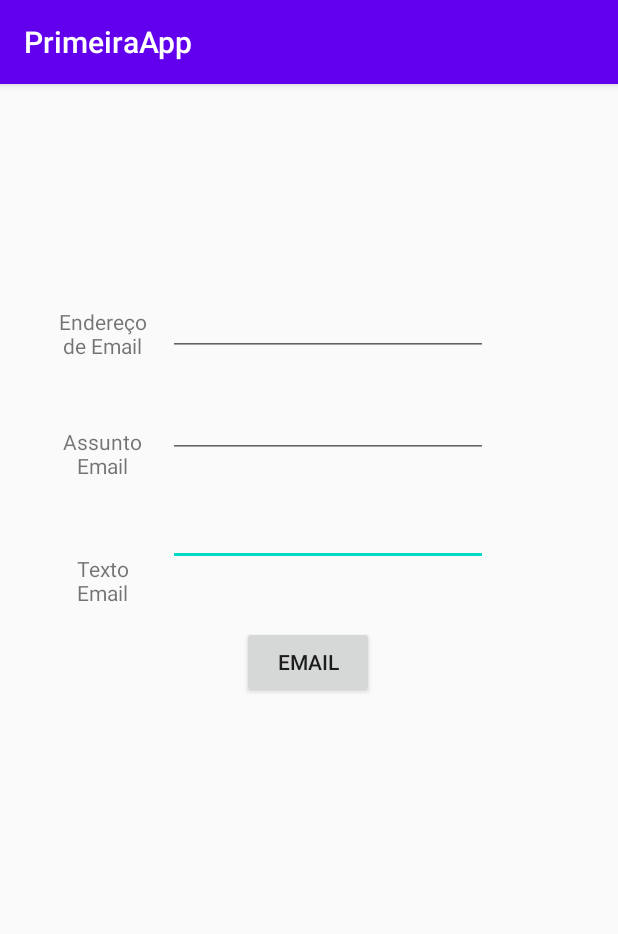
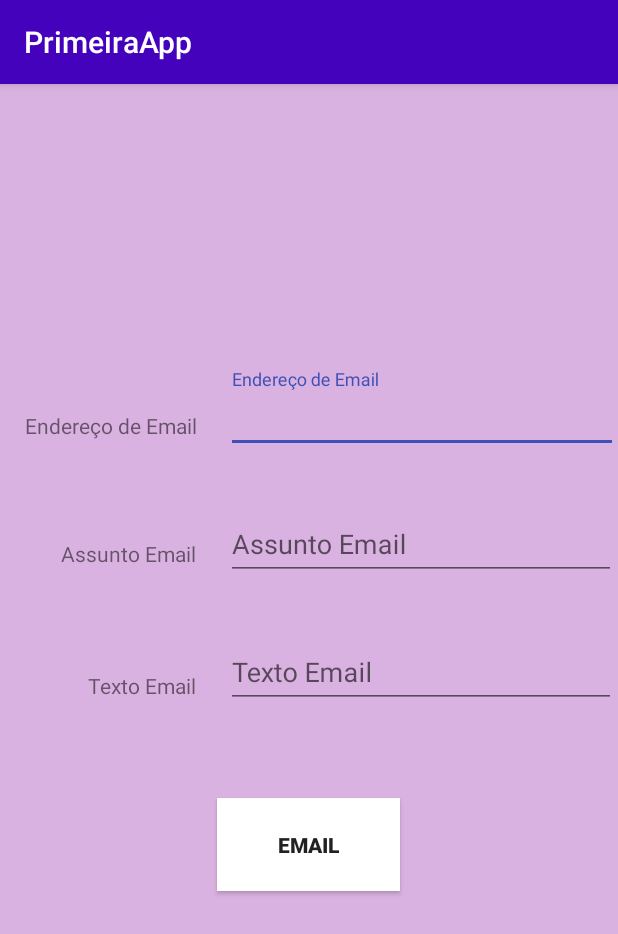
Before and after one commit to IvanYamasaki/PrimeiraApp-Android, an Android app: the EmailActivity screen opened directly, with no data from a screen before it, on a phone screen of 412 x 824 dp. Shown: the top 934 px of the screen. Run offline under Robolectric (Android 15) with nearby library versions, the phone set to English and light mode, and no system bars.

Commit message:
Atualização: Mudança de Cores e ImputType 10062020

```diff
--- a/app/build.gradle
+++ b/app/build.gradle
@@ -28,6 +28,7 @@ dependencies {
 
     implementation 'androidx.appcompat:appcompat:1.1.0'
     implementation 'androidx.constraintlayout:constraintlayout:1.1.3'
+    implementation 'com.google.android.material:material:1.1.0'
     testImplementation 'junit:junit:4.12'
     androidTestImplementation 'androidx.test.ext:junit:1.1.1'
     androidTestImplementation 'androidx.test.espresso:espresso-core:3.2.0'
--- a/app/src/main/java/com/example/primeiraapp/EmailActivity.java
+++ b/app/src/main/java/com/example/primeiraapp/EmailActivity.java
@@ -24,7 +24,7 @@ public class EmailActivity extends AppCompatActivity {
 
         ptEmail = findViewById(R.id.ptEmail);
         ptAssEmail = findViewById(R.id.ptAssEmail);
-        ptTxtEmail = findViewById(R.id.ptTxtEmail);
+        ptTxtEmail = findViewById(R.id.ptTxtEm);
     }
     public void enviarEmail(View view) throws UnsupportedEncodingException {
 
--- a/app/src/main/java/com/example/primeiraapp/MainActivity.java
+++ b/app/src/main/java/com/example/primeiraapp/MainActivity.java
@@ -2,14 +2,11 @@ package com.example.primeiraapp;
 
 import androidx.appcompat.app.AppCompatActivity;
 
-import android.app.SearchManager;
 import android.content.Intent;
 import android.net.Uri;
 import android.os.Bundle;
 import android.provider.MediaStore;
 import android.view.View;
-import java.io.UnsupportedEncodingException;
-import java.net.URLEncoder;
 
 public class MainActivity extends AppCompatActivity {
 
--- a/app/src/main/res/layout/activity_camera.xml
+++ b/app/src/main/res/layout/activity_camera.xml
@@ -4,6 +4,7 @@
     xmlns:tools="http://schemas.android.com/tools"
     android:layout_width="match_parent"
     android:layout_height="match_parent"
+    android:background="@color/Backcolor"
     tools:context=".CameraActivity">
 
     <LinearLayout
@@ -11,15 +12,23 @@
         android:layout_width="409dp"
         android:layout_height="500dp"
         android:orientation="vertical"
-        tools:layout_editor_absoluteX="1dp"
-        tools:layout_editor_absoluteY="1dp">
+        app:layout_constraintBottom_toTopOf="@+id/btnCapturar"
+        app:layout_constraintEnd_toEndOf="parent"
+        app:layout_constraintStart_toStartOf="parent"
+        app:layout_constraintTop_toTopOf="parent">
 
-        <Button
-            android:id="@+id/btnCapturar"
-            android:layout_width="match_parent"
-            android:layout_height="wrap_content"
-            android:onClick="capturarImagem"
-            android:text="@string/btnFoto" />
     </LinearLayout>
 
+    <Button
+        android:id="@+id/btnCapturar"
+        android:layout_width="match_parent"
+        android:layout_height="133dp"
+        android:background="@color/ButtonColor"
+        android:fontFamily="sans-serif-black"
+        android:onClick="capturarImagem"
+        android:text="@string/btnFoto"
+        android:textSize="18sp"
+        app:layout_constraintBottom_toBottomOf="parent"
+        tools:layout_editor_absoluteX="-1dp" />
+
 </androidx.constraintlayout.widget.ConstraintLayout>
--- a/app/src/main/res/layout/activity_email.xml
+++ b/app/src/main/res/layout/activity_email.xml
@@ -4,114 +4,149 @@
     xmlns:tools="http://schemas.android.com/tools"
     android:layout_width="match_parent"
     android:layout_height="match_parent"
+    android:background="@color/Backcolor"
     tools:context=".EmailActivity">
-
-    <EditText
-        android:id="@+id/ptTxtEmail"
-        android:layout_width="wrap_content"
-        android:layout_height="wrap_content"
-        android:layout_marginTop="276dp"
-        android:layout_marginEnd="49dp"
-        android:layout_marginRight="49dp"
-        android:ems="10"
-        android:inputType="textPersonName"
-        app:layout_constraintEnd_toEndOf="parent"
-        app:layout_constraintHorizontal_bias="0.752"
-        app:layout_constraintStart_toEndOf="@+id/txtTxt"
-        app:layout_constraintStart_toStartOf="parent"
-        app:layout_constraintTop_toTopOf="parent"
-        tools:text="@string/TxtEmail" />
-
-    <EditText
-        android:id="@+id/ptEmail"
-        android:layout_width="wrap_content"
-        android:layout_height="wrap_content"
-        android:layout_marginTop="136dp"
-        android:layout_marginEnd="49dp"
-        android:layout_marginRight="49dp"
-        android:ems="10"
-        android:inputType="textPersonName"
-        app:layout_constraintEnd_toEndOf="parent"
-        app:layout_constraintHorizontal_bias="0.752"
-        app:layout_constraintStart_toEndOf="@+id/txtEnd"
-        app:layout_constraintStart_toStartOf="parent"
-        app:layout_constraintTop_toTopOf="parent"
-        tools:text="@string/EndEmail" />
-
-    <EditText
-        android:id="@+id/ptAssEmail"
-        android:layout_width="wrap_content"
-        android:layout_height="wrap_content"
-        android:layout_marginTop="204dp"
-        android:layout_marginEnd="49dp"
-        android:layout_marginRight="49dp"
-        android:ems="10"
-        android:inputType="textPersonName"
-        app:layout_constraintEnd_toEndOf="parent"
-        app:layout_constraintHorizontal_bias="0.752"
-        app:layout_constraintStart_toEndOf="@+id/txtAss"
-        app:layout_constraintStart_toStartOf="parent"
-        app:layout_constraintTop_toTopOf="parent"
-        tools:text="@string/AssEmail" />
 
     <Button
         android:id="@+id/btn"
-        android:layout_width="wrap_content"
-        android:layout_height="wrap_content"
-        android:layout_marginTop="180dp"
+        android:layout_width="122dp"
+        android:layout_height="62dp"
+        android:background="@color/ButtonColor"
+        android:fontFamily="sans-serif-black"
         android:onClick="enviarEmail"
         android:text="@string/Email"
+        app:layout_constraintBottom_toBottomOf="parent"
         app:layout_constraintEnd_toEndOf="parent"
         app:layout_constraintHorizontal_bias="0.498"
         app:layout_constraintStart_toStartOf="parent"
-        app:layout_constraintTop_toBottomOf="@+id/ptEmail" />
+        app:layout_constraintTop_toTopOf="parent"
+        app:layout_constraintVertical_bias="0.674" />
+
+    <TextView
+        android:id="@+id/txtEnd"
+        android:layout_width="135dp"
+        android:layout_height="wrap_content"
+        android:gravity="end"
+        android:text="@string/EndEmail"
+        app:layout_constraintBottom_toBottomOf="parent"
+        app:layout_constraintEnd_toStartOf="@+id/guideline"
+        app:layout_constraintHorizontal_bias="1.0"
+        app:layout_constraintStart_toStartOf="parent"
+        app:layout_constraintTop_toTopOf="@+id/guideline4"
+        app:layout_constraintVertical_bias="0.050000012" />
+
+    <TextView
+        android:id="@+id/txtTxt"
+        android:layout_width="120dp"
+        android:layout_height="wrap_content"
+        android:gravity="end"
+        android:text="@string/TxtEmail"
+        app:layout_constraintBottom_toBottomOf="parent"
+        app:layout_constraintEnd_toStartOf="@+id/guideline"
+        app:layout_constraintHorizontal_bias="1.0"
+        app:layout_constraintStart_toStartOf="parent"
+        app:layout_constraintTop_toTopOf="@+id/guideline6"
+        app:layout_constraintVertical_bias="0.07999998" />
 
     <TextView
         android:id="@+id/txtAss"
+        android:layout_width="123dp"
+        android:layout_height="wrap_content"
+        android:gravity="end"
+        android:text="@string/AssEmail"
+        app:layout_constraintBottom_toBottomOf="parent"
+        app:layout_constraintEnd_toStartOf="@+id/guideline"
+        app:layout_constraintHorizontal_bias="1.0"
+        app:layout_constraintStart_toStartOf="parent"
+        app:layout_constraintTop_toTopOf="@+id/guideline5"
+        app:layout_constraintVertical_bias="0.060000002" />
+
+    <androidx.constraintlayout.widget.Guideline
+        android:id="@+id/guideline"
+        android:layout_width="wrap_content"
+        android:layout_height="wrap_content"
+        android:orientation="vertical"
+        app:layout_constraintGuide_end="282dp" />
+
+    <androidx.constraintlayout.widget.Guideline
+        android:id="@+id/guideline3"
+        android:layout_width="wrap_content"
+        android:layout_height="wrap_content"
+        android:orientation="vertical"
+        app:layout_constraintGuide_begin="151dp" />
+
+    <androidx.constraintlayout.widget.Guideline
+        android:id="@+id/guideline4"
+        android:layout_width="wrap_content"
+        android:layout_height="wrap_content"
+        android:orientation="horizontal"
+        app:layout_constraintGuide_begin="190dp" />
+
+    <androidx.constraintlayout.widget.Guideline
+        android:id="@+id/guideline5"
+        android:layout_width="wrap_content"
+        android:layout_height="wrap_content"
+        android:orientation="horizontal"
+        app:layout_constraintGuide_begin="275dp" />
+
+    <androidx.constraintlayout.widget.Guideline
+        android:id="@+id/guideline6"
+        android:layout_width="wrap_content"
+        android:layout_height="wrap_content"
+        android:orientation="horizontal"
+        app:layout_constraintGuide_begin="360dp" />
+
+    <com.google.android.material.textfield.TextInputLayout
         android:layout_width="0dp"
-        android:layout_height="0dp"
-        android:layout_marginStart="34dp"
-        android:layout_marginLeft="34dp"
-        android:layout_marginEnd="10dp"
-        android:layout_marginRight="10dp"
-        android:layout_marginBottom="30dp"
-        android:gravity="center|center_horizontal|center_vertical"
-        android:text="@string/AssEmail"
-        app:layout_constraintBottom_toTopOf="@+id/txtTxt"
-        app:layout_constraintEnd_toStartOf="@+id/ptAssEmail"
-        app:layout_constraintStart_toStartOf="parent"
-        app:layout_constraintTop_toBottomOf="@+id/txtEnd" />
+        android:layout_height="wrap_content"
+        app:layout_constraintBottom_toBottomOf="parent"
+        app:layout_constraintEnd_toEndOf="parent"
+        app:layout_constraintHorizontal_bias="0.0"
+        app:layout_constraintStart_toStartOf="@+id/guideline3"
+        app:layout_constraintTop_toTopOf="@+id/guideline4"
+        app:layout_constraintVertical_bias="0.0">
 
-    <TextView
-        android:id="@+id/txtEnd"
-        android:layout_width="0dp"
-        android:layout_height="0dp"
-        android:layout_marginStart="34dp"
-        android:layout_marginLeft="34dp"
-        android:layout_marginTop="139dp"
-        android:layout_marginEnd="10dp"
-        android:layout_marginRight="10dp"
-        android:layout_marginBottom="26dp"
-        android:gravity="center|center_horizontal|center_vertical"
-        android:text="@string/EndEmail"
-        app:layout_constraintBottom_toTopOf="@+id/txtAss"
-        app:layout_constraintEnd_toStartOf="@+id/ptEmail"
-        app:layout_constraintStart_toStartOf="parent"
-        app:layout_constraintTop_toTopOf="parent" />
+        <com.google.android.material.textfield.TextInputEditText
+            android:id="@+id/ptEmail"
+            android:layout_width="match_parent"
+            android:layout_height="wrap_content"
+            android:hint="@string/EndEmail" />
+    </com.google.android.material.textfield.TextInputLayout>
 
-    <TextView
-        android:id="@+id/txtTxt"
-        android:layout_width="0dp"
-        android:layout_height="0dp"
-        android:layout_marginStart="34dp"
-        android:layout_marginLeft="34dp"
-        android:layout_marginEnd="10dp"
-        android:layout_marginRight="10dp"
-        android:layout_marginBottom="410dp"
-        android:gravity="center|center_horizontal|center_vertical"
-        android:text="@string/TxtEmail"
+    <com.google.android.material.textfield.TextInputLayout
+        android:id="@+id/textInputLayout2"
+        android:layout_width="260dp"
+        android:layout_height="wrap_content"
         app:layout_constraintBottom_toBottomOf="parent"
-        app:layout_constraintEnd_toStartOf="@+id/ptTxtEmail"
-        app:layout_constraintStart_toStartOf="parent"
-        app:layout_constraintTop_toBottomOf="@+id/txtAss" />
+        app:layout_constraintEnd_toEndOf="parent"
+        app:layout_constraintHorizontal_bias="0.0"
+        app:layout_constraintStart_toStartOf="@+id/guideline3"
+        app:layout_constraintTop_toTopOf="@+id/guideline5"
+        app:layout_constraintVertical_bias="0.0">
+
+        <com.google.android.material.textfield.TextInputEditText
+            android:id="@+id/ptAssEmail"
+            android:layout_width="match_parent"
+            android:layout_height="wrap_content"
+            android:hint="@string/AssEmail" />
+    </com.google.android.material.textfield.TextInputLayout>
+
+    <com.google.android.material.textfield.TextInputLayout
+        android:id="@+id/textInputLayout"
+        android:layout_width="260dp"
+        android:layout_height="wrap_content"
+        app:layout_constraintBottom_toBottomOf="parent"
+        app:layout_constraintEnd_toEndOf="parent"
+        app:layout_constraintHorizontal_bias="0.0"
+        app:layout_constraintStart_toStartOf="@+id/guideline3"
+        app:layout_constraintTop_toTopOf="@+id/guideline6"
+        app:layout_constraintVertical_bias="0.0">
+
+        <com.google.android.material.textfield.TextInputEditText
+            android:id="@+id/ptTxtEm"
+            android:layout_width="match_parent"
+            android:layout_height="wrap_content"
+            android:hint="@string/TxtEmail" />
+    </com.google.android.material.textfield.TextInputLayout>
+
 </androidx.constraintlayout.widget.ConstraintLayout>
--- a/app/src/main/res/layout/activity_galeria.xml
+++ b/app/src/main/res/layout/activity_galeria.xml
@@ -4,33 +4,36 @@
     xmlns:tools="http://schemas.android.com/tools"
     android:layout_width="match_parent"
     android:layout_height="match_parent"
+    android:background="@color/Backcolor"
     tools:context=".GaleriaActivity">
 
     <LinearLayout
-    android:id="@+id/lnGaleria"
-    android:layout_width="348dp"
-    android:layout_height="667dp"
-    android:orientation="vertical"
-    app:layout_constraintBottom_toBottomOf="parent"
-    app:layout_constraintEnd_toEndOf="parent"
-    app:layout_constraintHorizontal_bias="0.529"
-    app:layout_constraintStart_toStartOf="parent"
-    app:layout_constraintTop_toTopOf="parent"
-    app:layout_constraintVertical_bias="0.191"
-    >
+        android:id="@+id/lnGaleria"
+        android:layout_width="416dp"
+        android:layout_height="728dp"
+        android:background="@color/Backcolor"
+        android:orientation="vertical"
+        app:layout_constraintEnd_toEndOf="parent"
+        app:layout_constraintStart_toStartOf="parent"
+        app:layout_constraintTop_toTopOf="parent">
 
         <Button
             android:id="@+id/btnGaleria"
             android:layout_width="match_parent"
-            android:layout_height="wrap_content"
+            android:layout_height="113dp"
+            android:background="@color/ButtonColor"
+            android:fontFamily="sans-serif-black"
             android:onClick="visualizarGaleria"
-            android:text="@string/btnGaleria" />
+            android:text="@string/btnGaleria"
+            android:textSize="18sp" />
 
         <ImageView
             android:id="@+id/imageView"
-            android:layout_width="match_parent"
-            android:layout_height="wrap_content"
+            android:layout_width="150dp"
+            android:layout_height="150dp"
             android:contentDescription="@string/ivImagem"
             tools:srcCompat="@tools:sample/avatars" />
+
     </LinearLayout>
+
 </androidx.constraintlayout.widget.ConstraintLayout>
--- a/app/src/main/res/layout/activity_main.xml
+++ b/app/src/main/res/layout/activity_main.xml
@@ -4,6 +4,7 @@
     xmlns:tools="http://schemas.android.com/tools"
     android:layout_width="match_parent"
     android:layout_height="match_parent"
+    android:background="@color/Backcolor"
     tools:context=".MainActivity">
 
     <Button
@@ -11,8 +12,11 @@
         android:layout_width="0dp"
         android:layout_height="wrap_content"
         android:layout_marginTop="190dp"
+        android:background="@color/ButtonColor"
+        android:fontFamily="sans-serif-black"
         android:onClick="fazerChamada"
         android:text="@string/btnTelefone"
+        android:textStyle="bold"
         app:layout_constraintEnd_toEndOf="parent"
         app:layout_constraintHorizontal_bias="0.0"
         app:layout_constraintStart_toStartOf="parent"
@@ -22,6 +26,9 @@
         android:id="@+id/btnEmail"
         android:layout_width="0dp"
         android:layout_height="wrap_content"
+        android:layout_marginTop="8dp"
+        android:background="@color/ButtonColor"
+        android:fontFamily="sans-serif-black"
         android:onClick="enviarEmail"
         android:text="@string/btnEmail"
         app:layout_constraintEnd_toEndOf="parent"
@@ -33,6 +40,9 @@
         android:id="@+id/button3"
         android:layout_width="0dp"
         android:layout_height="wrap_content"
+        android:layout_marginTop="8dp"
+        android:background="@color/ButtonColor"
+        android:fontFamily="sans-serif-black"
         android:onClick="verMapa"
         android:text="@string/btnMapa"
         app:layout_constraintEnd_toEndOf="parent"
@@ -44,6 +54,9 @@
         android:id="@+id/btnCamera"
         android:layout_width="0dp"
         android:layout_height="51dp"
+        android:layout_marginTop="8dp"
+        android:background="@color/ButtonColor"
+        android:fontFamily="sans-serif-black"
         android:onClick="abrirCamera"
         android:text="@string/btnCamera"
         app:layout_constraintEnd_toEndOf="parent"
@@ -55,6 +68,9 @@
         android:id="@+id/btnGaleria"
         android:layout_width="0dp"
         android:layout_height="wrap_content"
+        android:layout_marginTop="8dp"
+        android:background="@color/ButtonColor"
+        android:fontFamily="sans-serif-black"
         android:onClick="abrirGaleria"
         android:text="@string/btnGaleria"
         app:layout_constraintEnd_toEndOf="parent"
--- a/app/src/main/res/layout/activity_mapa.xml
+++ b/app/src/main/res/layout/activity_mapa.xml
@@ -4,6 +4,7 @@
     xmlns:tools="http://schemas.android.com/tools"
     android:layout_width="match_parent"
     android:layout_height="match_parent"
+    android:background="@color/Backcolor"
     tools:context=".MapaActivity">
 
     <Button
@@ -13,6 +14,8 @@
         android:layout_marginStart="41dp"
         android:layout_marginLeft="41dp"
         android:layout_marginBottom="342dp"
+        android:background="@color/ButtonColor"
+        android:fontFamily="sans-serif-black"
         android:onClick="verMapa"
         android:text="@string/Pesquisar"
         android:textSize="20sp"
@@ -43,10 +46,13 @@
         android:layout_width="wrap_content"
         android:layout_height="wrap_content"
         android:layout_marginBottom="44dp"
+        android:autofillHints=""
         android:ems="10"
-        android:inputType="textPersonName"
+        android:hint="@string/Pesq"
+        android:inputType="text"
         app:layout_constraintBottom_toTopOf="@+id/btnPesq"
         app:layout_constraintEnd_toEndOf="parent"
+        app:layout_constraintHorizontal_bias="0.497"
         app:layout_constraintStart_toStartOf="parent"
         app:layout_constraintTop_toBottomOf="@+id/tvInstr1" />
 </androidx.constraintlayout.widget.ConstraintLayout>
--- a/app/src/main/res/layout/activity_telefone.xml
+++ b/app/src/main/res/layout/activity_telefone.xml
@@ -4,6 +4,7 @@
     xmlns:tools="http://schemas.android.com/tools"
     android:layout_width="match_parent"
     android:layout_height="match_parent"
+    android:background="@color/Backcolor"
     tools:context=".TelefoneActivity">
 
     <EditText
@@ -12,7 +13,9 @@
         android:layout_height="wrap_content"
         android:layout_marginTop="134dp"
         android:ems="10"
-        android:inputType="textPersonName"
+        android:hint="@string/NumTel"
+        android:importantForAutofill="no"
+        android:inputType="phone"
         app:layout_constraintEnd_toEndOf="parent"
         app:layout_constraintStart_toStartOf="parent"
         app:layout_constraintTop_toTopOf="parent" />
@@ -22,6 +25,8 @@
         android:layout_width="wrap_content"
         android:layout_height="wrap_content"
         android:layout_marginTop="53dp"
+        android:background="@color/ButtonColor"
+        android:fontFamily="sans-serif-black"
         android:onClick="fazerChamada"
         android:text="@string/Telefonar"
         app:layout_constraintEnd_toEndOf="parent"
--- a/app/src/main/res/values/colors.xml
+++ b/app/src/main/res/values/colors.xml
@@ -1,6 +1,8 @@
 <?xml version="1.0" encoding="utf-8"?>
 <resources>
-    <color name="colorPrimary">#6200EE</color>
-    <color name="colorPrimaryDark">#3700B3</color>
-    <color name="colorAccent">#03DAC5</color>
+    <color name="colorPrimary">#4502BD</color>
+    <color name="colorPrimaryDark">#0A1970</color>
+    <color name="colorAccent">#3F51B5</color>
+    <color name="Backcolor">#579C27B0</color>
+    <color name="ButtonColor">#FFFFFF</color>
 </resources>
--- a/app/src/main/res/values/strings.xml
+++ b/app/src/main/res/values/strings.xml
@@ -3,6 +3,7 @@
     <string name="Pesq">Digitar o local desejado</string>
     <string name="Pesquisar">PESQUISAR</string>
     <string name="Telefonar">TELEFONAR</string>
+    <string name="NumTel">Número de Telefone</string>
     <string name="Email">EMAIL</string>
     <string name="EndEmail">Endereço de Email</string>
     <string name="AssEmail">Assunto Email</string>
--- a/build.gradle
+++ b/build.gradle
@@ -8,7 +8,7 @@ buildscript {
 
     }
     dependencies {
-        classpath 'com.android.tools.build:gradle:3.6.1'
+        classpath 'com.android.tools.build:gradle:4.0.0'
 
 
         // NOTE: Do not place your application dependencies here; they belong
```
Also changed, not shown: gradle/wrapper/gradle-wrapper.properties.
